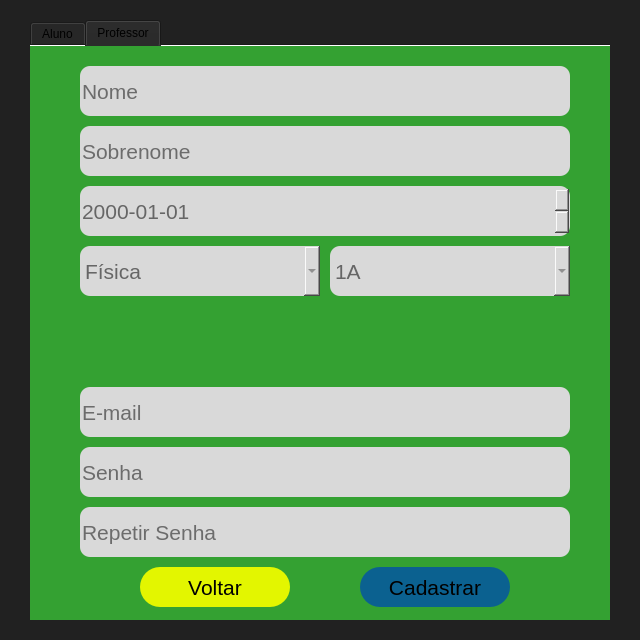
The window that tela_cadastro.ui (Robson-tech/app-educacional) describes before a commit, drawn with Qt 5.
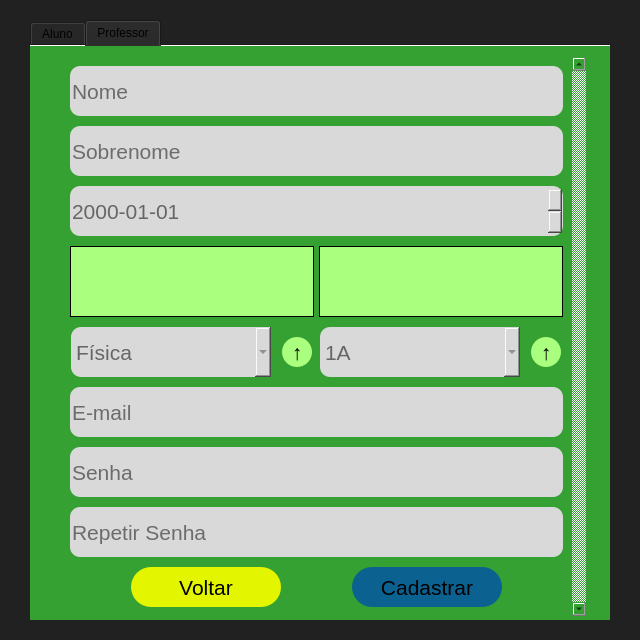
The same window after the commit. The open tabs and pages were chosen to show the change.

```diff
--- a/tela_cadastro.ui
+++ b/tela_cadastro.ui
@@ -415,13 +415,46 @@
     <attribute name="title">
      <string>Professor</string>
     </attribute>
-    <widget class="QWidget" name="verticalLayoutWidget_2">
+    <widget class="QScrollArea" name="scrollArea">
      <property name="geometry">
       <rect>
-       <x>50</x>
-       <y>20</y>
-       <width>490</width>
-       <height>541</height>
+       <x>31</x>
+       <y>11</y>
+       <width>525</width>
+       <height>559</height>
+      </rect>
+     </property>
+     <property name="minimumSize">
+      <size>
+       <width>525</width>
+       <height>559</height>
+      </size>
+     </property>
+     <property name="maximumSize">
+      <size>
+       <width>525</width>
+       <height>559</height>
+      </size>
+     </property>
+     <property name="styleSheet">
+      <string notr="true">border: none;</string>
+     </property>
+     <property name="verticalScrollBarPolicy">
+      <enum>Qt::ScrollBarAlwaysOn</enum>
+     </property>
+     <property name="horizontalScrollBarPolicy">
+      <enum>Qt::ScrollBarAlwaysOff</enum>
+     </property>
+     <property name="widgetResizable">
+      <bool>true</bool>
+     </property>
+     <widget class="QWidget" name="scrollAreaWidgetContents">
+      <property name="geometry">
+       <rect>
+        <x>0</x>
+        <y>0</y>
+        <width>513</width>
+        <height>577</height>
       </rect>
      </property>
      <layout class="QVBoxLayout" name="verticalLayout_2">
@@ -520,18 +553,39 @@
        </widget>
       </item>
       <item>
+        <layout class="QHBoxLayout" name="horizontalLayout_6">
+         <property name="spacing">
+          <number>5</number>
+         </property>
+         <item>
+          <layout class="QVBoxLayout" name="verticalLayout_3">
+           <property name="spacing">
+            <number>10</number>
+           </property>
+           <item>
+            <widget class="QListView" name="listView">
+             <property name="styleSheet">
+              <string notr="true">border: 1px solid rgb(0, 0, 0);
+background-color: rgb(170, 255, 127);</string>
+             </property>
+            </widget>
+           </item>
+           <item>
        <layout class="QHBoxLayout" name="horizontalLayout_3">
+             <property name="spacing">
+              <number>10</number>
+             </property>
         <item>
          <widget class="QComboBox" name="professor_comboBox_materias">
           <property name="minimumSize">
            <size>
-            <width>240</width>
+                 <width>200</width>
             <height>50</height>
            </size>
           </property>
           <property name="maximumSize">
            <size>
-            <width>240</width>
+                 <width>200</width>
             <height>50</height>
            </size>
           </property>
@@ -569,16 +623,71 @@
          </widget>
         </item>
         <item>
+              <widget class="QPushButton" name="professor_botao_cadastrar_2">
+               <property name="minimumSize">
+                <size>
+                 <width>30</width>
+                 <height>30</height>
+                </size>
+               </property>
+               <property name="maximumSize">
+                <size>
+                 <width>30</width>
+                 <height>30</height>
+                </size>
+               </property>
+               <property name="font">
+                <font>
+                 <pointsize>16</pointsize>
+                 <underline>false</underline>
+                 <kerning>true</kerning>
+                </font>
+               </property>
+               <property name="cursor">
+                <cursorShape>PointingHandCursor</cursorShape>
+               </property>
+               <property name="styleSheet">
+                <string notr="true">border-radius: 15px;
+background-color: rgb(170, 255, 127);</string>
+               </property>
+               <property name="text">
+                <string>↑</string>
+               </property>
+              </widget>
+             </item>
+            </layout>
+           </item>
+          </layout>
+         </item>
+         <item>
+          <layout class="QVBoxLayout" name="verticalLayout_4">
+           <property name="spacing">
+            <number>10</number>
+           </property>
+           <item>
+            <widget class="QListView" name="listView_2">
+             <property name="styleSheet">
+              <string notr="true">border: 1px solid rgb(0, 0, 0);
+background-color: rgb(170, 255, 127);</string>
+             </property>
+            </widget>
+           </item>
+           <item>
+            <layout class="QHBoxLayout" name="horizontalLayout_5">
+             <property name="spacing">
+              <number>10</number>
+             </property>
+             <item>
          <widget class="QComboBox" name="professor_comboBox_turmas">
           <property name="minimumSize">
            <size>
-            <width>240</width>
+                 <width>200</width>
             <height>50</height>
            </size>
           </property>
           <property name="maximumSize">
            <size>
-            <width>240</width>
+                 <width>200</width>
             <height>50</height>
            </size>
           </property>
@@ -612,8 +721,44 @@
           </item>
          </widget>
         </item>
-       </layout>
-      </item>
+             <item>
+              <widget class="QPushButton" name="professor_botao_cadastrar_3">
+               <property name="minimumSize">
+                <size>
+                 <width>30</width>
+                 <height>30</height>
+                </size>
+               </property>
+               <property name="maximumSize">
+                <size>
+                 <width>30</width>
+                 <height>30</height>
+                </size>
+               </property>
+               <property name="font">
+                <font>
+                 <pointsize>16</pointsize>
+                 <kerning>true</kerning>
+                </font>
+               </property>
+               <property name="cursor">
+                <cursorShape>PointingHandCursor</cursorShape>
+               </property>
+               <property name="styleSheet">
+                <string notr="true">border-radius: 15px;
+background-color: rgb(170, 255, 127);</string>
+               </property>
+               <property name="text">
+                <string>↑</string>
+               </property>
+              </widget>
+             </item>
+            </layout>
+           </item>
+          </layout>
+         </item>
+        </layout>
+       </item>
       <item>
        <spacer name="verticalSpacer_3">
         <property name="orientation">
@@ -815,6 +960,7 @@
        </layout>
       </item>
      </layout>
+     </widget>
     </widget>
    </widget>
   </widget>
```
Left out of the diff: 6 changed lines with no effect on the pictures. Lines whose indentation alone changed are shown as unchanged.
